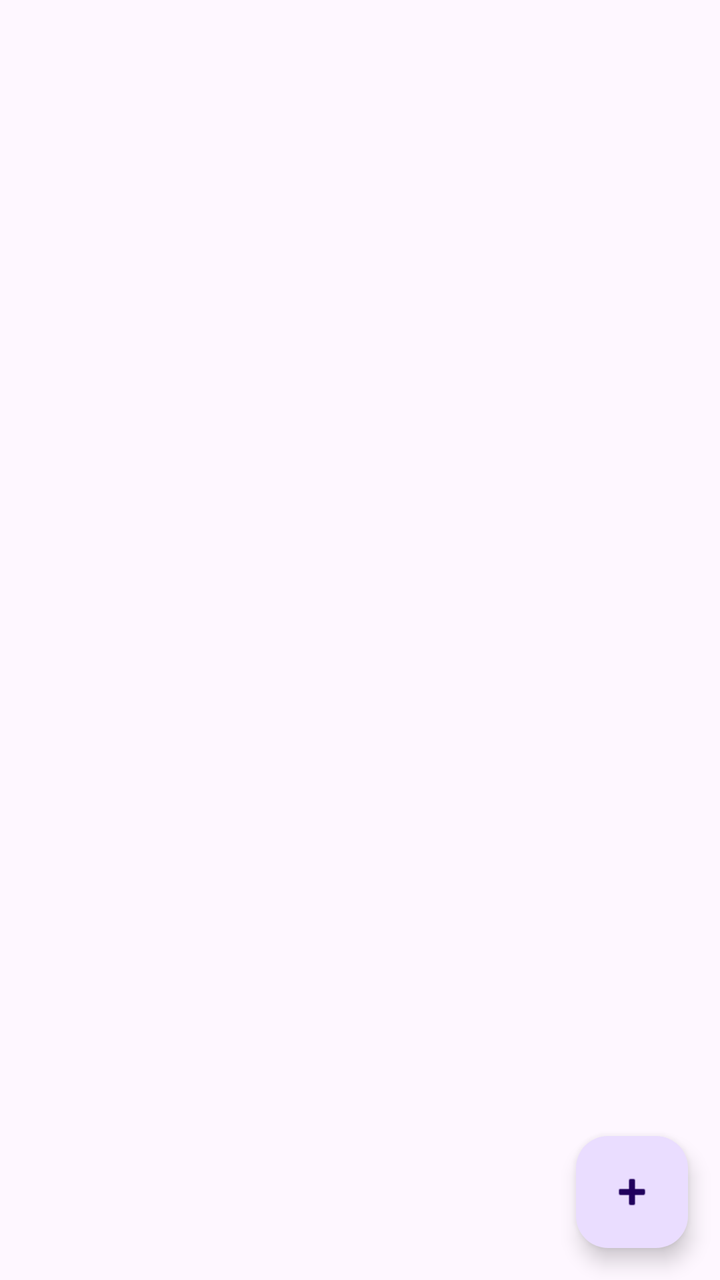
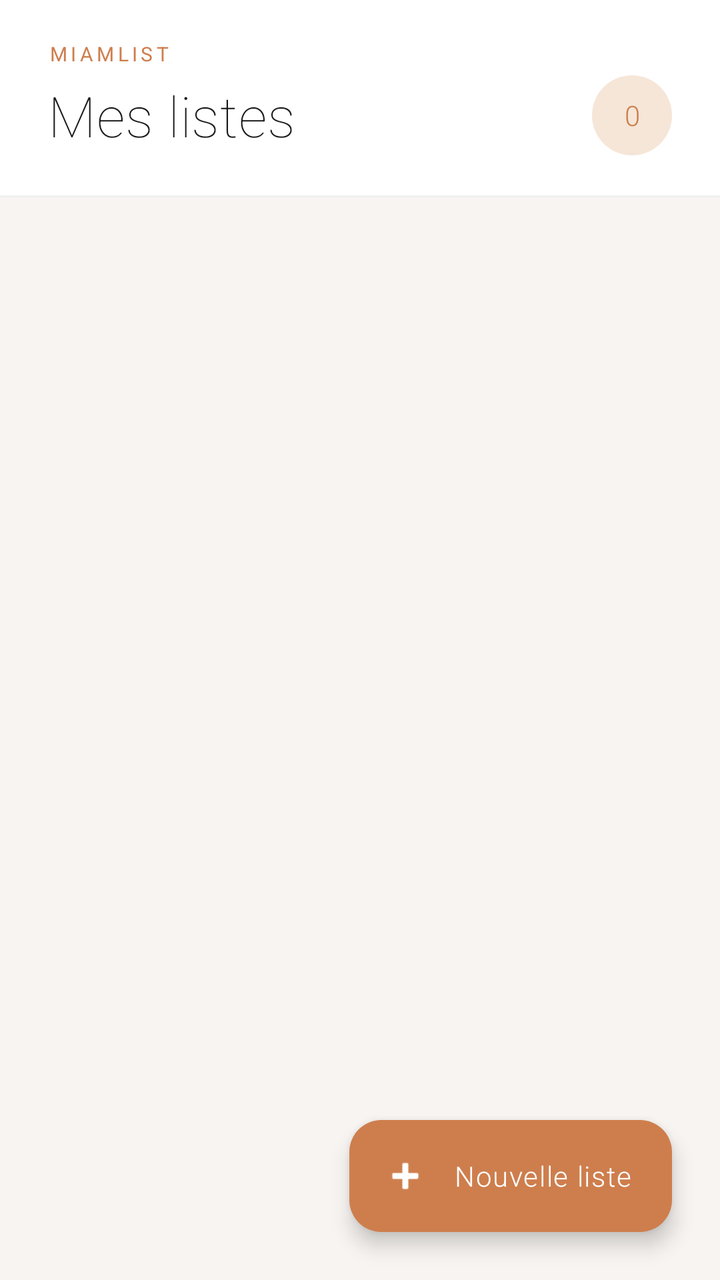

Two renders of the same Android screen: before a commit and after it. Below are the layout's source before the change and the commit's diff.
<!-- AndroidManifest.xml: application theme Theme.MiamList -->
<!-- res/layout/activity_shopping_list.xml -->
<?xml version="1.0" encoding="utf-8"?>
<LinearLayout xmlns:android="http://schemas.android.com/apk/res/android"
    android:layout_width="match_parent"
    android:layout_height="match_parent"
    android:orientation="vertical">

    <androidx.recyclerview.widget.RecyclerView
        android:id="@+id/recyclerShoppingLists"
        android:layout_width="match_parent"
        android:layout_height="0dp"
        android:layout_weight="1"
        android:padding="8dp" />

    <com.google.android.material.floatingactionbutton.FloatingActionButton
        android:id="@+id/fabAddList"
        android:layout_width="wrap_content"
        android:layout_height="wrap_content"
        android:layout_gravity="end"
        android:layout_margin="16dp"
        android:src="@android:drawable/ic_input_add"
        xmlns:app="http://schemas.android.com/apk/res-auto"
        app:layout_anchor="@id/recyclerShoppingLists"
        app:layout_anchorGravity="bottom|end" />

</LinearLayout>
<!-- resources referenced by this layout -->
<resources>
  <style name="Theme.MiamList" parent="Base.Theme.MiamList" />
  <style name="Base.Theme.MiamList" parent="Theme.Material3.DayNight.NoActionBar">
          
          
      </style>
</resources>

<!-- the commit's change to res/layout/activity_shopping_list.xml (unified diff, before → after) -->
@@ -1,25 +1,147 @@
 <?xml version="1.0" encoding="utf-8"?>
-<LinearLayout xmlns:android="http://schemas.android.com/apk/res/android"
+<androidx.coordinatorlayout.widget.CoordinatorLayout
+    xmlns:android="http://schemas.android.com/apk/res/android"
+    xmlns:app="http://schemas.android.com/apk/res-auto"
     android:layout_width="match_parent"
     android:layout_height="match_parent"
-    android:orientation="vertical">
+    android:background="#F7F4F1">
 
+    
+    <com.google.android.material.appbar.AppBarLayout
+        android:layout_width="match_parent"
+        android:layout_height="wrap_content"
+        android:background="#FFFFFF"
+        app:elevation="0dp">
+
+        <LinearLayout
+            android:layout_width="match_parent"
+            android:layout_height="wrap_content"
+            android:orientation="vertical"
+            android:paddingStart="24dp"
+            android:paddingEnd="24dp"
+            android:paddingTop="20dp"
+            android:paddingBottom="20dp">
+
+            
+            <TextView
+                android:layout_width="wrap_content"
+                android:layout_height="wrap_content"
+                android:text="MiamList"
+                android:textSize="10sp"
+                android:fontFamily="sans-serif"
+                android:textColor="#CE7E4D"
+                android:letterSpacing="0.18"
+                android:textAllCaps="true"
+                android:layout_marginBottom="4dp" />
+
+            
+            <LinearLayout
+                android:layout_width="match_parent"
+                android:layout_height="wrap_content"
+                android:orientation="horizontal"
+                android:gravity="center_vertical">
+
+                <TextView
+                    android:layout_width="0dp"
+                    android:layout_height="wrap_content"
+                    android:layout_weight="1"
+                    android:text="Mes listes"
+                    android:textSize="28sp"
+                    android:fontFamily="sans-serif-thin"
+                    android:textColor="#1A1A1A"
+                    android:letterSpacing="0.01" />
+
+                
+                <TextView
+                    android:id="@+id/tvListCount"
+                    android:layout_width="40dp"
+                    android:layout_height="40dp"
+                    android:gravity="center"
+                    android:textSize="14sp"
+                    android:fontFamily="sans-serif-light"
+                    android:textColor="#CE7E4D"
+                    android:background="@drawable/bg_icon_pill"
+                    android:text="0" />
+            </LinearLayout>
+        </LinearLayout>
+
+        
+        <View
+            android:layout_width="match_parent"
+            android:layout_height="1dp"
+            android:background="#F0F0F0" />
+
+    </com.google.android.material.appbar.AppBarLayout>
+
+    
     <androidx.recyclerview.widget.RecyclerView
         android:id="@+id/recyclerShoppingLists"
         android:layout_width="match_parent"
-        android:layout_height="0dp"
-        android:layout_weight="1"
-        android:padding="8dp" />
+        android:layout_height="match_parent"
+        android:paddingStart="20dp"
+        android:paddingEnd="20dp"
+        android:paddingTop="16dp"
+        android:paddingBottom="96dp"
+        android:clipToPadding="false"
+        app:layout_behavior="@string/appbar_scrolling_view_behavior" />
 
-    <com.google.android.material.floatingactionbutton.FloatingActionButton
+    
+    <LinearLayout
+        android:id="@+id/layoutEmpty"
+        android:layout_width="wrap_content"
+        android:layout_height="wrap_content"
+        android:layout_gravity="center"
+        android:orientation="vertical"
+        android:gravity="center"
+        android:visibility="gone">
+
+        <TextView
+            android:layout_width="wrap_content"
+            android:layout_height="wrap_content"
+            android:text="—"
+            android:textSize="32sp"
+            android:textColor="#CE7E4D"
+            android:fontFamily="sans-serif-thin"
+            android:layout_marginBottom="16dp" />
+
+        <TextView
+            android:layout_width="wrap_content"
+            android:layout_height="wrap_content"
+            android:text="Aucune liste pour l'instant"
+            android:textSize="16sp"
+            android:fontFamily="sans-serif-light"
+            android:textColor="#1A1A1A"
+            android:letterSpacing="0.02" />
+
+        <TextView
+            android:layout_width="wrap_content"
+            android:layout_height="wrap_content"
+            android:text="Appuyez sur le bouton + pour créer votre première liste"
+            android:textSize="12sp"
+            android:fontFamily="sans-serif-light"
+            android:textColor="#AAAAAA"
+            android:gravity="center"
+            android:layout_marginTop="8dp"
+            android:paddingStart="32dp"
+            android:paddingEnd="32dp" />
+    </LinearLayout>
+
+    
+    <com.google.android.material.floatingactionbutton.ExtendedFloatingActionButton
         android:id="@+id/fabAddList"
         android:layout_width="wrap_content"
         android:layout_height="wrap_content"
-        android:layout_gravity="end"
-        android:layout_margin="16dp"
-        android:src="@android:drawable/ic_input_add"
-        xmlns:app="http://schemas.android.com/apk/res-auto"
-        app:layout_anchor="@id/recyclerShoppingLists"
-        app:layout_anchorGravity="bottom|end" />
+        android:layout_gravity="bottom|end"
+        android:layout_margin="24dp"
+        android:text="Nouvelle liste"
+        android:textColor="#FFFFFF"
+        android:fontFamily="sans-serif-light"
+        android:textAllCaps="false"
+        android:letterSpacing="0.04"
+        app:icon="@android:drawable/ic_input_add"
+        app:iconTint="#FFFFFF"
+        app:backgroundTint="@color/accent"
+        app:elevation="6dp"
+        app:cornerRadius="16dp" />
 
-</LinearLayout>
+</androidx.coordinatorlayout.widget.CoordinatorLayout>
<!-- resource entries referenced after the edit -->
@@ -1,9 +1,41 @@
 <!-- resources referenced by this layout -->
 <resources>
+  <color name="accent">#CE7E4D</color>
+  <!-- drawable bg_icon_pill (drawable) -->
+  <?xml version="1.0" encoding="utf-8"?>
+  <shape xmlns:android="http://schemas.android.com/apk/res/android"
+      android:shape="oval">
+      <solid android:color="#F5E6D8" />
+  </shape>
   <style name="Theme.MiamList" parent="Base.Theme.MiamList" />
-  <style name="Base.Theme.MiamList" parent="Theme.Material3.DayNight.NoActionBar">
+  <style name="Base.Theme.MiamList" parent="Theme.Material3.Light.NoActionBar">
           
+          <item name="colorPrimary">@color/accent</item>
+          <item name="colorOnPrimary">@color/on_accent</item>
+          <item name="colorPrimaryContainer">@color/accent_light</item>
+          <item name="colorOnPrimaryContainer">@color/on_surface</item>
+  
           
+          <item name="colorSurface">@color/background</item>
+          <item name="colorOnSurface">@color/on_surface</item>
+          <item name="colorSurfaceVariant">@color/surface</item>
+          <item name="android:colorBackground">@color/background</item>
+          <item name="android:windowBackground">@color/background</item>
+  
+          
+          <item name="colorOutline">@color/outline</item>
+  
+          
+          <item name="android:fontFamily">sans-serif-light</item>
+  
+          
+          <item name="elevationOverlayEnabled">false</item>
       </style>
+  <color name="on_accent">#FFFFFF</color>
+  <color name="accent_light">#F5E6D8</color>
+  <color name="on_surface">#1A1A1A</color>
+  <color name="background">#FFFFFF</color>
+  <color name="surface">#FAFAFA</color>
+  <color name="outline">#D0D0D0</color>
 </resources>
 
